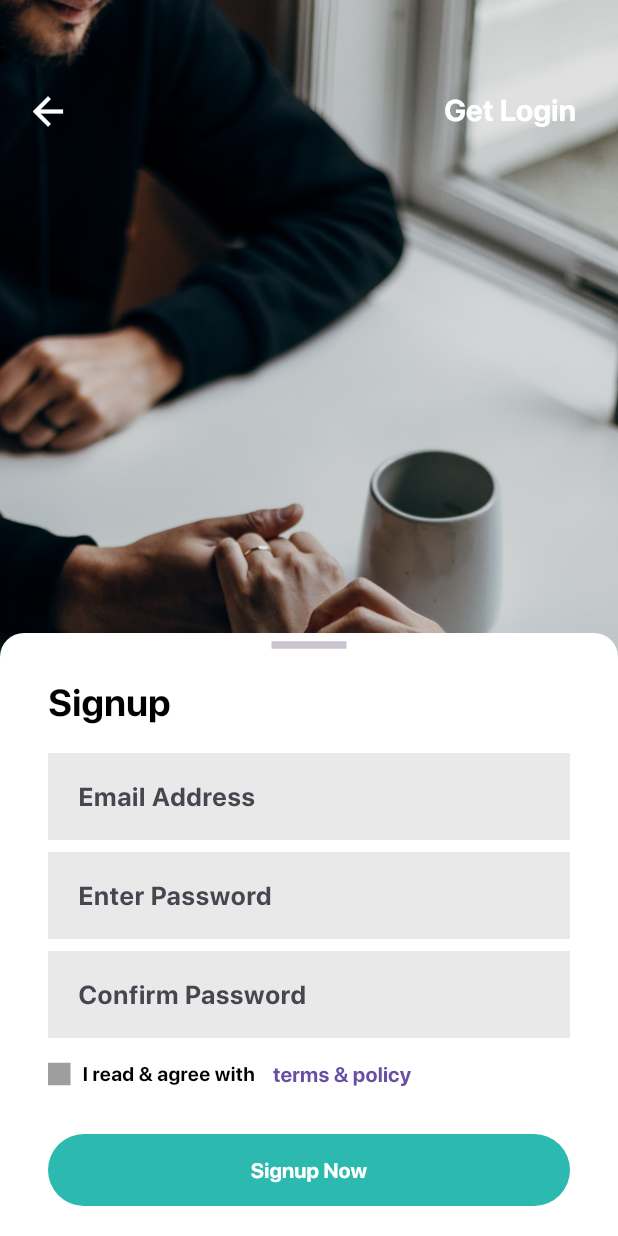
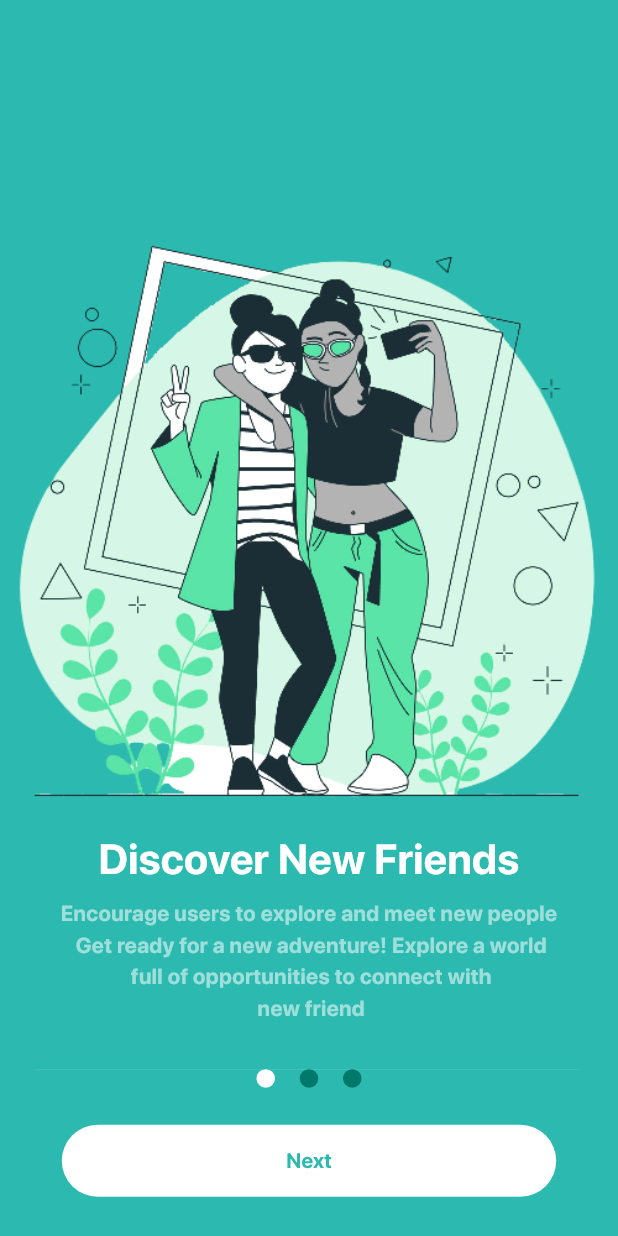
Before and after one commit to mohamdelbehairy/sophiee-app-2, a Flutter app: the screen it shows after launch, on a phone screen of 412 x 824 dp. Run offline on Flutter 3.47's test engine with Material 3 defaults, Android fonts, the phone set to English and light mode, and no system bars; drawn by our look-alikes of smooth_page_indicator; our stand-ins replace audioplayers, bloc, cached_network_image, chewie, cloud_firestore, connectivity_plus and 28 more; missing offline and left inert: flutter_file_downloader, flutter_pdfview, fluttercontactpicker, social_media_recorder; accounts and stored records are empty.

Commit message:
create on boardring page

```diff
--- a/lib/main.dart
+++ b/lib/main.dart
@@ -1,8 +1,7 @@
 import 'package:app/custom_material_app.dart';
-import 'package:app/utils/update_user_online.dart';
 import 'package:app/firebase_options.dart';
 import 'package:app/pages/home_page.dart';
-import 'package:app/pages/register_page.dart';
+import 'package:app/pages/on_boardring_page.dart';
 import 'package:app/services/theme.dart';
 import 'package:app/simple_observe_bloc.dart';
 import 'package:firebase_auth/firebase_auth.dart';
@@ -28,7 +27,7 @@ _init() async {
     // UpdateUserOnline.checkOnline();
     return runApp(MyApp(screen: HomePage()));
   } else {
-    return runApp(MyApp(screen: RegisterPage()));
+    return runApp(MyApp(screen: OnBoardringPage()));
   }
 }
 
--- /dev/null
+++ b/lib/pages/on_boardring_page.dart
@@ -0,0 +1,40 @@
+import 'package:app/constants.dart';
+import 'package:app/widgets/on_boardring_page/on_boardring_page_body.dart';
+import 'package:app/widgets/on_boardring_page/on_boardring_page_bottom_sheet.dart';
+import 'package:flutter/material.dart';
+
+class OnBoardringPage extends StatefulWidget {
+  const OnBoardringPage({super.key});
+
+  @override
+  State<OnBoardringPage> createState() => _OnBoardringPageState();
+}
+
+class _OnBoardringPageState extends State<OnBoardringPage> {
+  final controller = PageController();
+  bool isLastPage = false;
+
+  @override
+  void dispose() {
+    controller.dispose();
+    super.dispose();
+  }
+
+  @override
+  Widget build(BuildContext context) {
+    var size = MediaQuery.of(context).size;
+    return Scaffold(
+      backgroundColor: kPrimaryColor,
+      body: OnBoardringPageBody(
+          controller: controller,
+          size: size,
+          onPageChanged: (value) {
+            setState(() {
+              isLastPage = value == 2;
+            });
+          }),
+      bottomSheet: OnBoardringPageBottomSheet(
+          size: size, controller: controller, isLastPage: isLastPage),
+    );
+  }
+}
--- a/lib/widgets/create_accont_widget/add_user_bottom.dart
+++ b/lib/widgets/create_accont_widget/add_user_bottom.dart
@@ -4,7 +4,7 @@ import 'package:app/cubit/pick_image/pick_image_state.dart';
 import 'package:app/cubit/upload/upload_image/upload_image_cubit.dart';
 import 'package:app/cubit/user_date/store_user_date/store_user_date_cubit.dart';
 import 'package:app/pages/create_account/verificaton_page.dart';
-import 'package:app/widgets/custom_bottom.dart';
+import 'package:app/utils/widget/custom_bottom.dart';
 import 'package:flutter/material.dart';
 import 'package:flutter_bloc/flutter_bloc.dart';
 import 'package:get/get.dart' as getnav;
--- a/lib/widgets/edit_profile_page/edit_profile_bio.dart
+++ b/lib/widgets/edit_profile_page/edit_profile_bio.dart
@@ -2,7 +2,7 @@ import 'package:app/constants.dart';
 import 'package:app/cubit/auth/login/login_cubit.dart';
 import 'package:app/cubit/update_user_data/update_user_cubit_cubit.dart';
 import 'package:app/models/users_model.dart';
-import 'package:app/widgets/custom_bottom.dart';
+import 'package:app/utils/widget/custom_bottom.dart';
 import 'package:app/widgets/edit_profile_page/edit_profile_bio_text_field.dart';
 import 'package:flutter/material.dart';
 import 'package:flutter_bloc/flutter_bloc.dart';
--- a/lib/widgets/first_page_body.dart
+++ b/lib/widgets/first_page_body.dart
@@ -1,7 +1,7 @@
 import 'package:app/constants.dart';
 import 'package:app/pages/login_page.dart';
 import 'package:app/pages/register_page.dart';
-import 'package:app/widgets/custom_bottom.dart';
+import 'package:app/utils/widget/custom_bottom.dart';
 import 'package:flutter/material.dart';
 
 class FirstPageBody extends StatelessWidget {
--- a/lib/widgets/gender_page/gender_page.body.dart
+++ b/lib/widgets/gender_page/gender_page.body.dart
@@ -1,5 +1,5 @@
 import 'package:app/constants.dart';
-import 'package:app/widgets/custom_bottom.dart';
+import 'package:app/utils/widget/custom_bottom.dart';
 import 'package:app/widgets/gender_page/gender_stack.dart';
 import 'package:flutter/material.dart';
 
--- a/lib/widgets/login_page/login_page_botom_sheet_details.dart
+++ b/lib/widgets/login_page/login_page_botom_sheet_details.dart
@@ -2,7 +2,7 @@ import 'package:app/constants.dart';
 import 'package:app/cubit/auth/login/login_cubit.dart';
 import 'package:app/pages/create_account/verificaton_page.dart';
 import 'package:app/utils/widget/show_top_snack_bar/show_top_snack_bar_failure.dart';
-import 'package:app/widgets/custom_bottom.dart';
+import 'package:app/utils/widget/custom_bottom.dart';
 import 'package:app/utils/widget/auth/auth_bottom_sheet_top_text.dart';
 import 'package:app/widgets/login_page/custom_forget_password.dart';
 import 'package:app/utils/widget/auth/text_field_email.dart';
--- /dev/null
+++ b/lib/widgets/on_boardring_page/custom_smooth_page_indicator.dart
@@ -0,0 +1,25 @@
+import 'package:flutter/material.dart';
+import 'package:smooth_page_indicator/smooth_page_indicator.dart';
+
+class CustomSmoothPageIndicator extends StatelessWidget {
+  const CustomSmoothPageIndicator(
+      {super.key, required this.controller, required this.size});
+
+  final PageController controller;
+  final Size size;
+
+  @override
+  Widget build(BuildContext context) {
+    return SmoothPageIndicator(
+        controller: controller,
+        count: 3,
+        effect: WormEffect(
+            dotHeight: size.width * .03,
+            dotWidth: size.width * .03,
+            spacing: size.width * .04,
+            dotColor: Colors.teal.shade700,
+            activeDotColor: Colors.white),
+        onDotClicked: (index) => controller.animateToPage(index,
+            duration: const Duration(milliseconds: 500), curve: Curves.easeIn));
+  }
+}
--- /dev/null
+++ b/lib/widgets/on_boardring_page/on_boardring_page_body.dart
@@ -0,0 +1,42 @@
+import 'package:app/widgets/on_boardring_page/on_boardring_page_item.dart';
+import 'package:flutter/material.dart';
+
+class OnBoardringPageBody extends StatelessWidget {
+  const OnBoardringPageBody(
+      {super.key,
+      required this.controller,
+      required this.size,
+      this.onPageChanged});
+
+  final PageController controller;
+  final Size size;
+  final void Function(int)? onPageChanged;
+
+  @override
+  Widget build(BuildContext context) {
+    return PageView(
+      controller: controller,
+      onPageChanged: onPageChanged,
+      children: [
+        OnBoardringPageItem(
+            size: size,
+            imageUrl: 'assets/images/on-boardring-page-1.png',
+            title: 'Discover New Friends',
+            subTitle:
+                'Encourage users to explore and meet new people\n Get ready for a new adventure! Explore a world\n full of opportunities to connect with\n new friend'),
+        OnBoardringPageItem(
+            size: size,
+            imageUrl: 'assets/images/on-boardring-page-2.png',
+            title: 'Enjoy private conversation',
+            subTitle:
+                'Emphasize the privacy and security of messaging \n Implementing strong end-to-end encryption can\n safeguard messages so that only the intended \nrecipients can access and decipher them'),
+        OnBoardringPageItem(
+            size: size,
+            imageUrl: 'assets/images/on-boardring-page-3.png',
+            title: 'Join Groups',
+            subTitle:
+                'Promote group chats and community engagement \n  Enhanced Interaction Group chats enable multiple\n      users to participate in conversations, encouraging\n lively discussions and exchanges of ideas \nwithin a community setting'),
+      ],
+    );
+  }
+}
--- /dev/null
+++ b/lib/widgets/on_boardring_page/on_boardring_page_bottom_sheet.dart
@@ -0,0 +1,45 @@
+import 'package:app/constants.dart';
+import 'package:app/utils/widget/custom_bottom.dart';
+import 'package:app/widgets/on_boardring_page/custom_smooth_page_indicator.dart';
+import 'package:flutter/material.dart';
+
+class OnBoardringPageBottomSheet extends StatelessWidget {
+  const OnBoardringPageBottomSheet(
+      {super.key,
+      required this.size,
+      required this.controller,
+      required this.isLastPage});
+
+  final Size size;
+  final PageController controller;
+  final bool isLastPage;
+
+  @override
+  Widget build(BuildContext context) {
+    return Container(
+      height: size.height * .135,
+      width: size.width,
+      color: kPrimaryColor,
+      child: Column(
+        children: [
+          CustomSmoothPageIndicator(controller: controller, size: size),
+          SizedBox(height: size.width * .06),
+          CustomBottom(
+              text: isLastPage ? 'Get Started' : 'Next',
+              colorBottom: Colors.white,
+              colorText: kPrimaryColor,
+              onPressed: () {
+                if (isLastPage) {
+                } else {
+                  controller.nextPage(
+                      duration: const Duration(milliseconds: 500),
+                      curve: Curves.easeInOut);
+                }
+              },
+              borderRadius: BorderRadius.circular(32),
+              width: size.width * .8)
+        ],
+      ),
+    );
+  }
+}
--- /dev/null
+++ b/lib/widgets/on_boardring_page/on_boardring_page_item.dart
@@ -0,0 +1,36 @@
+import 'package:flutter/material.dart';
+
+class OnBoardringPageItem extends StatelessWidget {
+  const OnBoardringPageItem(
+      {super.key,
+      required this.imageUrl,
+      required this.title,
+      required this.subTitle,
+      required this.size});
+
+  final String imageUrl;
+  final String title;
+  final String subTitle;
+  final Size size;
+
+  @override
+  Widget build(BuildContext context) {
+    return Column(
+      mainAxisAlignment: MainAxisAlignment.center,
+      children: [
+        Image.asset(imageUrl, fit: BoxFit.cover),
+        Text(title,
+            textAlign: TextAlign.center,
+            style: TextStyle(
+                fontWeight: FontWeight.w800, fontSize: size.width * .068)),
+        SizedBox(height: size.width * .015),
+        Text(subTitle,
+            textAlign: TextAlign.center,
+            style: TextStyle(
+                fontWeight: FontWeight.w100,
+                fontSize: size.width * .035,
+                color: Colors.white54))
+      ],
+    );
+  }
+}
--- a/lib/widgets/register_page/register_page_bottom_sheet_body.dart
+++ b/lib/widgets/register_page/register_page_bottom_sheet_body.dart
@@ -3,7 +3,7 @@ import 'package:app/cubit/auth/login/login_cubit.dart';
 import 'package:app/cubit/auth/register/register_cubit.dart';
 import 'package:app/utils/widget/auth/auth_bottom_sheet_top_text.dart';
 import 'package:app/utils/widget/auth/text_field_confirm_password.dart';
-import 'package:app/widgets/custom_bottom.dart';
+import 'package:app/utils/widget/custom_bottom.dart';
 import 'package:app/utils/widget/auth/text_field_email.dart';
 import 'package:app/utils/widget/auth/text_field_password.dart';
 import 'package:app/widgets/register_page/custom_text_bottom_sheet_read_and_agree.dart';
--- a/lib/widgets/verification_page/verification_page_custom_button.dart
+++ b/lib/widgets/verification_page/verification_page_custom_button.dart
@@ -1,6 +1,6 @@
 import 'package:app/cubit/auth/auth_settings/auth_settings_cubit.dart';
 import 'package:app/utils/widget/show_top_snack_bar/show_top_snack_bar_success.dart';
-import 'package:app/widgets/custom_bottom.dart';
+import 'package:app/utils/widget/custom_bottom.dart';
 import 'package:flutter/material.dart';
 import 'package:flutter_bloc/flutter_bloc.dart';
 
--- a/pubspec.yaml
+++ b/pubspec.yaml
@@ -73,6 +73,7 @@ dependencies:
   share_plus: ^7.2.2
   shared_preferences: ^2.2.2
   shimmer: ^3.0.0
+  smooth_page_indicator: ^1.1.0
   social_media_recorder: ^1.1.12
   story_view: ^0.16.0
   swipe_to: ^1.0.6
```
Also changed, not shown: assets/images/on-boardring-page-1.png (added), assets/images/on-boardring-page-2.png (added), assets/images/on-boardring-page-3.png (added), lib/utils/widget/custom_bottom.dart (renamed from lib/widgets/custom_bottom.dart), pubspec.lock.
